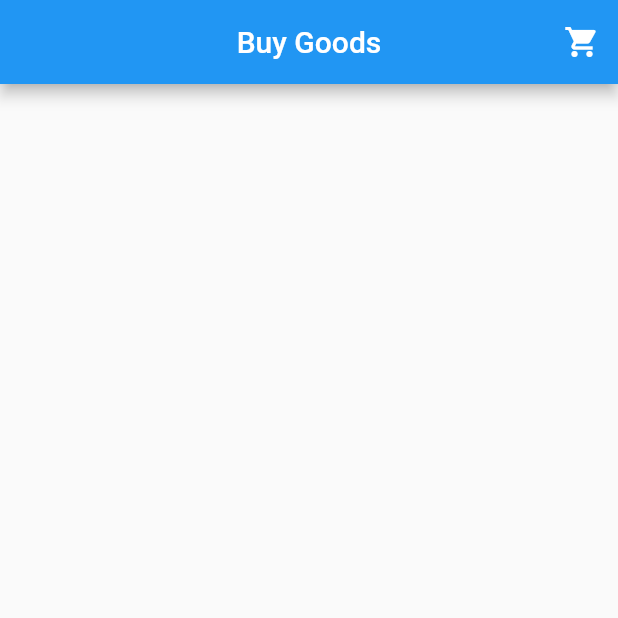
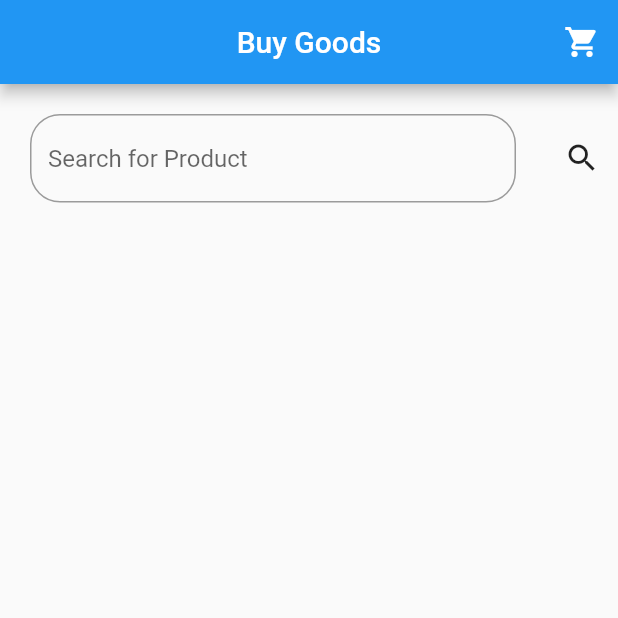
Before and after one commit to SonishShrestha/E-commerce, a Flutter app: the screen it shows after launch, on a phone screen of 412 x 824 dp, the top half of it. Run offline on Flutter 3.47's test engine with Material 2 defaults, Android fonts, the phone set to English and light mode, and no system bars; our stand-ins replace dio; network calls fail.

Commit message:
added search box

```diff
--- a/lib/main.dart
+++ b/lib/main.dart
@@ -82,6 +82,8 @@ class _MyHomePageState extends State<MyHomePage> {
   final GlobalKey<ScaffoldState> scaffoldkey = GlobalKey<ScaffoldState>();
   List<CartProduct> carts = [];
   TextEditingController quantityUpdate = TextEditingController();
+  TextEditingController searchProduct = TextEditingController();
+  List<CartProduct> searchProducts = [];
 
   @override
   Widget build(BuildContext context) {
@@ -182,7 +184,7 @@ class _MyHomePageState extends State<MyHomePage> {
                                             element.fakeStores.id);
                                       });
                                     },
-                                    child: Text('Delete'))
+                                    child: const Text('Delete'))
                               ],
                             )
                           ],
@@ -200,7 +202,7 @@ class _MyHomePageState extends State<MyHomePage> {
                         },
                       ));
                     },
-                    child: Text('Click to purchase'),
+                    child: const Text('Click to purchase'),
                     style: ButtonStyle(
                         backgroundColor: MaterialStateColor.resolveWith(
                             (states) => Colors.green)),
@@ -211,13 +213,41 @@ class _MyHomePageState extends State<MyHomePage> {
           ),
           body: SingleChildScrollView(
             child: Column(
+              children: [
+                Row(
+                  children: [
+                    Expanded(
+                        child: Container(
+                      margin: EdgeInsets.all(20),
+                      child: TextField(
+                          onChanged: (value) {
+                            setState(() {
+                              searchProducts = carts
+                                  .where((element) => element
+                                      .fakeStores.category
+                                      .contains(value))
+                                  .toList();
+                            });
+                          },
+                          controller: searchProduct,
+                          decoration: InputDecoration(
+                              hintText: "Search for Product",
+                              border: OutlineInputBorder(
+                                  borderRadius: BorderRadius.circular(20)))),
+                    )),
+                    IconButton(onPressed: () {}, icon: Icon(Icons.search)),
+                  ],
+                ),
+                SingleChildScrollView(
+                  child: Column(
                       children: categoryData.map((e) {
                     return Column(
                       children: [
                         Text(
                           e[0].toString().toUpperCase() +
                               e.toString().substring(1).toLowerCase(),
-                    style: const TextStyle(fontSize: 20, color: Colors.black),
+                          style: const TextStyle(
+                              fontSize: 20, color: Colors.black),
                         ),
                         FutureBuilder<List<FakeStore>>(
                           future: getByCategoryName(e),
@@ -226,13 +256,15 @@ class _MyHomePageState extends State<MyHomePage> {
                               return SingleChildScrollView(
                                 scrollDirection: Axis.horizontal,
                                 child: Row(
-                              children: snapshot.data!.map((byCategoryName) {
+                                    children:
+                                        snapshot.data!.map((byCategoryName) {
                                   return Card(
                                       margin: const EdgeInsets.all(20),
                                       elevation: 10,
                                       shadowColor: Colors.black,
                                       shape: RoundedRectangleBorder(
-                                    borderRadius: BorderRadius.circular(20)),
+                                          borderRadius:
+                                              BorderRadius.circular(20)),
                                       color: Colors.grey,
                                       child: Padding(
                                         padding: const EdgeInsets.symmetric(
@@ -251,7 +283,8 @@ class _MyHomePageState extends State<MyHomePage> {
                                                 setState(() {
                                                   final data = carts.where(
                                                       (element) =>
-                                                    element.fakeStores.id ==
+                                                          element
+                                                              .fakeStores.id ==
                                                           byCategoryName.id);
                                                   if (data.isEmpty) {
                                                     carts.add(CartProduct(
@@ -263,8 +296,9 @@ class _MyHomePageState extends State<MyHomePage> {
                                               },
                                               style: ButtonStyle(
                                                 backgroundColor:
-                                              MaterialStateProperty.resolveWith(
-                                                  (states) => Colors.black),
+                                                    MaterialStateProperty
+                                                        .resolveWith((states) =>
+                                                            Colors.black),
                                               ),
                                               child: const Text('Add to cart'),
                                             )
@@ -281,6 +315,9 @@ class _MyHomePageState extends State<MyHomePage> {
                       ],
                     );
                   }).toList()),
+                ),
+              ],
+            ),
           )),
     );
   }
```
Lines whose indentation alone changed are shown as unchanged.
